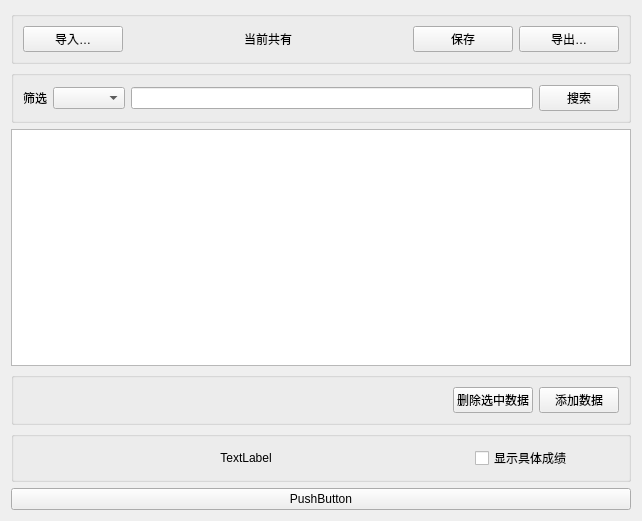
The window that VisualWindows/Menu.ui (actredphos2017/StuGPAManager) describes before a commit, drawn with Qt 5.
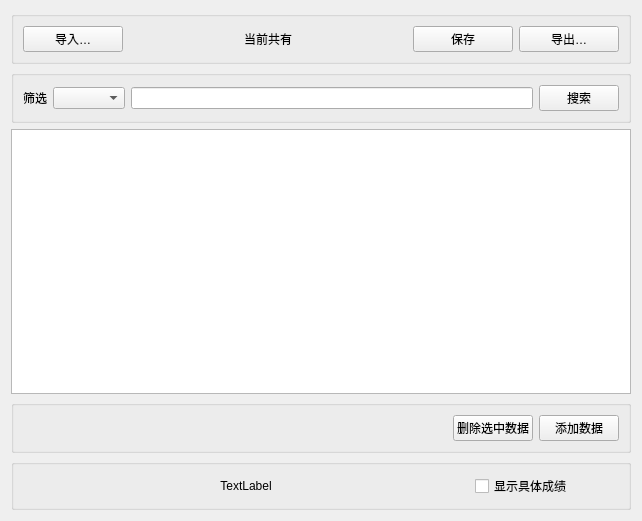
The same window after the commit.

The edit to the form file:
```diff
--- a/VisualWindows/Menu.ui
+++ b/VisualWindows/Menu.ui
@@ -171,13 +171,6 @@
        </layout>
       </widget>
      </item>
-     <item>
-      <widget class="QPushButton" name="exit">
-       <property name="text">
-        <string>PushButton</string>
-       </property>
-      </widget>
-     </item>
     </layout>
    </item>
   </layout>
```
